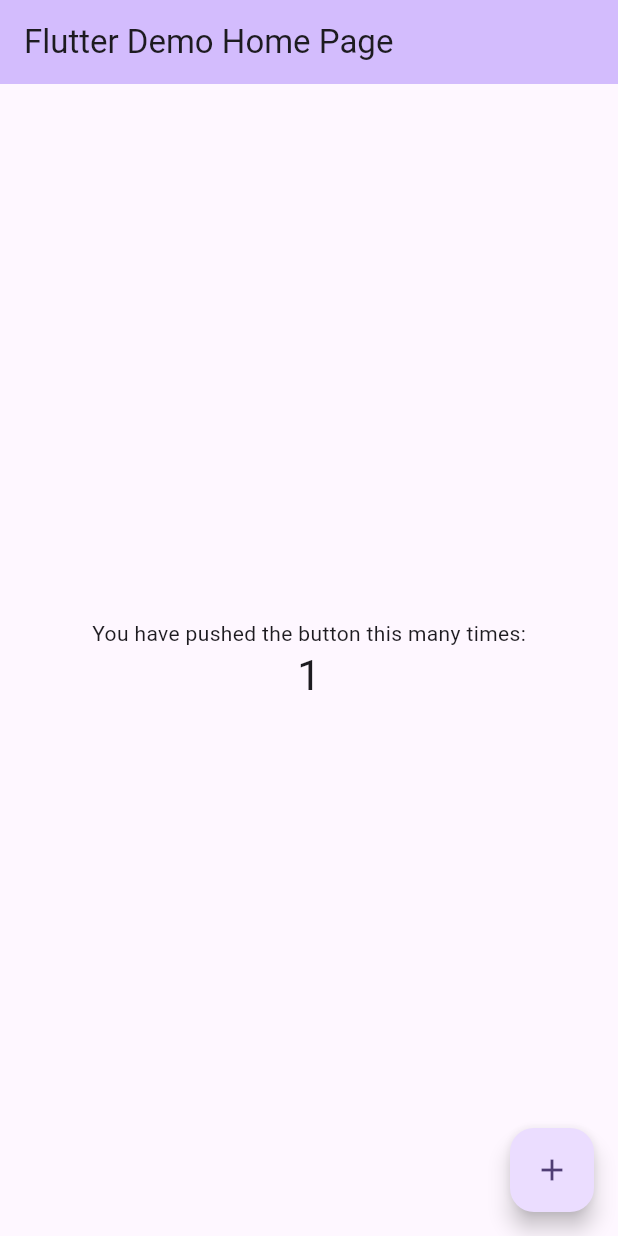
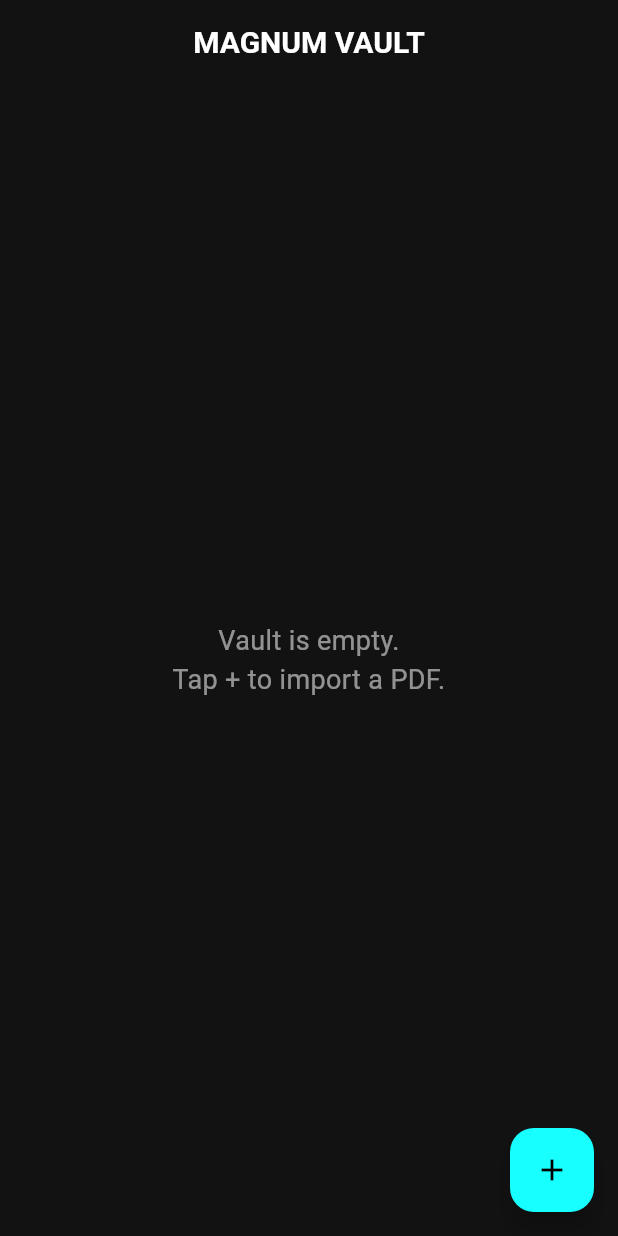
Before and after one commit to TreyKys/Magnum-Opus, a Flutter app: the screen it shows after launch, after a tap on the "add" icon, on a phone screen of 412 x 824 dp. Run offline on Flutter 3.47's test engine with Material 3 defaults, Android fonts, the phone set to English and light mode, and no system bars; our stand-ins replace file_picker, flutter_riverpod, sqflite; missing offline and left inert: syncfusion_flutter_pdf, syncfusion_flutter_pdfviewer; accounts and stored records are empty.

Commit message:
feat: Implement Magnum Opus V1 architecture
- Setup feature-based directory structure.
- Add sqlite database with `path_provider` to store offline local vault documents.
- Add file picker with pdf extraction to ingest documents.
- Implement Riverpod state management.
- Implement Dark Mode theme.
- Add UI dashboard to view saved PDFs, file sizes, and pages, and allow deletion.
- Add Syncfusion SfPdfViewer to render ingested PDFs headlessly.

Co-authored-by: TreyKys <214203803+TreyKys@users.noreply.github.com>

```diff
--- /dev/null
+++ b/lib/core/database/database_helper.dart
@@ -0,0 +1,70 @@
+import 'package:sqflite/sqflite.dart';
+import 'package:path/path.dart';
+import 'package:myapp/features/vault/models/document_model.dart';
+
+class DatabaseHelper {
+  static final DatabaseHelper instance = DatabaseHelper._init();
+  static Database? _database;
+
+  DatabaseHelper._init();
+
+  Future<Database> get database async {
+    if (_database != null) return _database!;
+    _database = await _initDB('magnum_vault.db');
+    return _database!;
+  }
+
+  Future<Database> _initDB(String filePath) async {
+    final dbPath = await getDatabasesPath();
+    final path = join(dbPath, filePath);
+
+    return await openDatabase(
+      path,
+      version: 1,
+      onCreate: _createDB,
+    );
+  }
+
+  Future _createDB(Database db, int version) async {
+    const idType = 'TEXT PRIMARY KEY';
+    const textType = 'TEXT NOT NULL';
+    const realType = 'REAL NOT NULL';
+    const integerType = 'INTEGER NOT NULL';
+
+    await db.execute('''
+CREATE TABLE documents (
+  id $idType,
+  title $textType,
+  file_path $textType,
+  file_size_mb $realType,
+  total_pages $integerType,
+  last_accessed $textType
+)
+''');
+  }
+
+  Future<void> insertDocument(DocumentModel document) async {
+    final db = await instance.database;
+    await db.insert('documents', document.toMap(), conflictAlgorithm: ConflictAlgorithm.replace);
+  }
+
+  Future<List<DocumentModel>> getAllDocuments() async {
+    final db = await instance.database;
+    final result = await db.query('documents', orderBy: 'last_accessed DESC');
+    return result.map((json) => DocumentModel.fromMap(json)).toList();
+  }
+
+  Future<void> deleteDocument(String id) async {
+    final db = await instance.database;
+    await db.delete(
+      'documents',
+      where: 'id = ?',
+      whereArgs: [id],
+    );
+  }
+
+  Future<void> close() async {
+    final db = await instance.database;
+    db.close();
+  }
+}
--- /dev/null
+++ b/lib/core/theme/app_theme.dart
@@ -0,0 +1,47 @@
+import 'package:flutter/material.dart';
+
+class AppTheme {
+  static const Color background = Color(0xFF121212);
+  static const Color accent = Colors.cyanAccent;
+  static const Color surface = Color(0xFF1E1E1E);
+
+  static ThemeData get darkTheme {
+    return ThemeData(
+      brightness: Brightness.dark,
+      scaffoldBackgroundColor: background,
+      primaryColor: background,
+      colorScheme: const ColorScheme.dark(
+        primary: background,
+        secondary: accent,
+        surface: surface,
+      ),
+      appBarTheme: const AppBarTheme(
+        backgroundColor: background,
+        elevation: 0,
+        centerTitle: true,
+        iconTheme: IconThemeData(color: Colors.white),
+        titleTextStyle: TextStyle(
+          color: Colors.white,
+          fontSize: 20,
+          fontWeight: FontWeight.bold,
+        ),
+      ),
+      floatingActionButtonTheme: const FloatingActionButtonThemeData(
+        backgroundColor: accent,
+        foregroundColor: Colors.black,
+      ),
+      cardTheme: CardThemeData(
+        color: surface,
+        elevation: 0,
+        shape: RoundedRectangleBorder(
+          borderRadius: BorderRadius.circular(12),
+        ),
+      ),
+      textTheme: const TextTheme(
+        titleLarge: TextStyle(color: Colors.white, fontWeight: FontWeight.bold),
+        bodyMedium: TextStyle(color: Colors.white70),
+        bodySmall: TextStyle(color: Colors.white54),
+      ),
+    );
+  }
+}
--- /dev/null
+++ b/lib/features/vault/presentation/vault_screen.dart
@@ -0,0 +1,87 @@
+import 'package:flutter/material.dart';
+import 'package:flutter_riverpod/flutter_riverpod.dart';
+import 'package:myapp/features/vault/providers/vault_provider.dart';
+import 'package:myapp/features/vault/presentation/pdf_viewer_screen.dart';
+
+class VaultScreen extends ConsumerWidget {
+  const VaultScreen({super.key});
+
+  @override
+  Widget build(BuildContext context, WidgetRef ref) {
+    final documents = ref.watch(vaultProvider);
+
+    return Scaffold(
+      appBar: AppBar(
+        title: const Text('MAGNUM VAULT'),
+      ),
+      body: documents.isEmpty
+          ? const Center(
+              child: Text(
+                'Vault is empty.\nTap + to import a PDF.',
+                textAlign: TextAlign.center,
+                style: TextStyle(fontSize: 18, color: Colors.white54),
+              ),
+            )
+          : ListView.builder(
+              padding: const EdgeInsets.all(16),
+              itemCount: documents.length,
+              itemBuilder: (context, index) {
+                final doc = documents[index];
+                return Padding(
+                  padding: const EdgeInsets.only(bottom: 12.0),
+                  child: Card(
+                    child: ListTile(
+                      contentPadding: const EdgeInsets.symmetric(horizontal: 16, vertical: 8),
+                      title: Text(
+                        doc.title,
+                        maxLines: 1,
+                        overflow: TextOverflow.ellipsis,
+                        style: Theme.of(context).textTheme.titleLarge?.copyWith(fontSize: 16),
+                      ),
+                      subtitle: Padding(
+                        padding: const EdgeInsets.only(top: 6.0),
+                        child: Row(
+                          children: [
+                            Text(
+                              '\${doc.fileSizeMb.toStringAsFixed(2)} MB',
+                              style: Theme.of(context).textTheme.bodySmall,
+                            ),
+                            const SizedBox(width: 12),
+                            Text(
+                              '\${doc.totalPages} Pages',
+                              style: Theme.of(context).textTheme.bodySmall,
+                            ),
+                          ],
+                        ),
+                      ),
+                      trailing: IconButton(
+                        icon: const Icon(Icons.delete_outline, color: Colors.redAccent),
+                        onPressed: () {
+                          ref.read(vaultProvider.notifier).deleteDocument(doc.id, doc.filePath);
+                        },
+                      ),
+                      onTap: () {
+                        Navigator.push(
+                          context,
+                          MaterialPageRoute(
+                            builder: (context) => PdfViewerScreen(
+                              filePath: doc.filePath,
+                              title: doc.title,
+                            ),
+                          ),
+                        );
+                      },
+                    ),
+                  ),
+                );
+              },
+            ),
+      floatingActionButton: FloatingActionButton(
+        onPressed: () {
+          ref.read(vaultProvider.notifier).ingestPdf();
+        },
+        child: const Icon(Icons.add),
+      ),
+    );
+  }
+}
--- /dev/null
+++ b/lib/features/vault/providers/vault_provider.dart
@@ -0,0 +1,99 @@
+import 'dart:io';
+import 'package:flutter_riverpod/flutter_riverpod.dart';
+import 'package:file_picker/file_picker.dart';
+import 'package:path_provider/path_provider.dart';
+import 'package:uuid/uuid.dart';
+import 'package:syncfusion_flutter_pdf/pdf.dart';
+import 'package:path/path.dart' as p;
+import 'package:myapp/core/database/database_helper.dart';
+import 'package:myapp/features/vault/models/document_model.dart';
+
+final vaultProvider = NotifierProvider<VaultNotifier, List<DocumentModel>>(() {
+  return VaultNotifier();
+});
+
+class VaultNotifier extends Notifier<List<DocumentModel>> {
+  @override
+  List<DocumentModel> build() {
+    _loadDocuments();
+    return [];
+  }
+
+  Future<void> _loadDocuments() async {
+    final docs = await DatabaseHelper.instance.getAllDocuments();
+    state = docs;
+  }
+
+  Future<void> ingestPdf() async {
+    try {
+      final result = await FilePicker.platform.pickFiles(
+        type: FileType.custom,
+        allowedExtensions: ['pdf'],
+      );
+
+      if (result != null && result.files.single.path != null) {
+        final originalFile = File(result.files.single.path!);
+
+        // Get app document directory
+        final appDir = await getApplicationDocumentsDirectory();
+        final fileName = p.basename(originalFile.path);
+
+        // Generate UUID
+        final id = const Uuid().v4();
+
+        // Copy to app's internal directory
+        // Append UUID to avoid file name collision
+        final newPath = p.join(appDir.path, '\$id-\$fileName');
+        final savedFile = await originalFile.copy(newPath);
+
+        // Extract metadata
+        final bytes = await savedFile.readAsBytes();
+        final fileSizeMb = bytes.lengthInBytes / (1024 * 1024);
+
+        // Headless page count extraction using Syncfusion
+        int totalPages = 0;
+        PdfDocument? document;
+        try {
+          document = PdfDocument(inputBytes: bytes);
+          totalPages = document.pages.count;
+        } catch (e) {
+          // Error extracting metadata
+        } finally {
+          document?.dispose();
+        }
+
+        final docModel = DocumentModel(
+          id: id,
+          title: fileName,
+          filePath: savedFile.path,
+          fileSizeMb: fileSizeMb,
+          totalPages: totalPages,
+          lastAccessed: DateTime.now(),
+        );
+
+        await DatabaseHelper.instance.insertDocument(docModel);
+        await _loadDocuments(); // Refresh state
+      }
+    } catch (e) {
+      // Error during ingestion
+    }
+  }
+
+  Future<void> deleteDocument(String id, String filePath) async {
+    try {
+      // Delete from SQLite
+      await DatabaseHelper.instance.deleteDocument(id);
+
+      // Delete the actual file
+      final file = File(filePath);
+      if (await file.exists()) {
+        await file.delete();
+      }
+
+      // Refresh state
+      await _loadDocuments();
+    } catch (e) {
+      // Error deleting document
+    }
+  }
+}
--- a/lib/main.dart
+++ b/lib/main.dart
@@ -1,122 +1,27 @@
 import 'package:flutter/material.dart';
+import 'package:flutter_riverpod/flutter_riverpod.dart';
+import 'package:myapp/core/theme/app_theme.dart';
+import 'package:myapp/features/vault/presentation/vault_screen.dart';
 
 void main() {
-  runApp(const MyApp());
+  WidgetsFlutterBinding.ensureInitialized();
+  runApp(
+    const ProviderScope(
+      child: MyApp(),
+    ),
+  );
 }
 
 class MyApp extends StatelessWidget {
   const MyApp({super.key});
 
-  // This widget is the root of your application.
   @override
   Widget build(BuildContext context) {
     return MaterialApp(
-      title: 'Flutter Demo',
-      theme: ThemeData(
-        // This is the theme of your application.
-        //
-        // TRY THIS: Try running your application with "flutter run". You'll see
-        // the application has a purple toolbar. Then, without quitting the app,
-        // try changing the seedColor in the colorScheme below to Colors.green
-        // and then invoke "hot reload" (save your changes or press the "hot
-        // reload" button in a Flutter-supported IDE, or press "r" if you used
-        // the command line to start the app).
-        //
-        // Notice that the counter didn't reset back to zero; the application
-        // state is not lost during the reload. To reset the state, use hot
-        // restart instead.
-        //
-        // This works for code too, not just values: Most code changes can be
-        // tested with just a hot reload.
-        colorScheme: ColorScheme.fromSeed(seedColor: Colors.deepPurple),
-      ),
-      home: const MyHomePage(title: 'Flutter Demo Home Page'),
+      title: 'Magnum Opus',
+      theme: AppTheme.darkTheme,
+      home: const VaultScreen(),
+      debugShowCheckedModeBanner: false,
     );
   }
 }
-
-class MyHomePage extends StatefulWidget {
-  const MyHomePage({super.key, required this.title});
-
-  // This widget is the home page of your application. It is stateful, meaning
-  // that it has a State object (defined below) that contains fields that affect
-  // how it looks.
-
-  // This class is the configuration for the state. It holds the values (in this
-  // case the title) provided by the parent (in this case the App widget) and
-  // used by the build method of the State. Fields in a Widget subclass are
-  // always marked "final".
-
-  final String title;
-
-  @override
-  State<MyHomePage> createState() => _MyHomePageState();
-}
-
-class _MyHomePageState extends State<MyHomePage> {
-  int _counter = 0;
-
-  void _incrementCounter() {
-    setState(() {
-      // This call to setState tells the Flutter framework that something has
-      // changed in this State, which causes it to rerun the build method below
-      // so that the display can reflect the updated values. If we changed
-      // _counter without calling setState(), then the build method would not be
-      // called again, and so nothing would appear to happen.
-      _counter++;
-    });
-  }
-
-  @override
-  Widget build(BuildContext context) {
-    // This method is rerun every time setState is called, for instance as done
-    // by the _incrementCounter method above.
-    //
-    // The Flutter framework has been optimized to make rerunning build methods
-    // fast, so that you can just rebuild anything that needs updating rather
-    // than having to individually change instances of widgets.
-    return Scaffold(
-      appBar: AppBar(
-        // TRY THIS: Try changing the color here to a specific color (to
-        // Colors.amber, perhaps?) and trigger a hot reload to see the AppBar
-        // change color while the other colors stay the same.
-        backgroundColor: Theme.of(context).colorScheme.inversePrimary,
-        // Here we take the value from the MyHomePage object that was created by
-        // the App.build method, and use it to set our appbar title.
-        title: Text(widget.title),
-      ),
-      body: Center(
-        // Center is a layout widget. It takes a single child and positions it
-        // in the middle of the parent.
-        child: Column(
-          // Column is also a layout widget. It takes a list of children and
-          // arranges them vertically. By default, it sizes itself to fit its
-          // children horizontally, and tries to be as tall as its parent.
-          //
-          // Column has various properties to control how it sizes itself and
-          // how it positions its children. Here we use mainAxisAlignment to
-          // center the children vertically; the main axis here is the vertical
-          // axis because Columns are vertical (the cross axis would be
-          // horizontal).
-          //
-          // TRY THIS: Invoke "debug painting" (choose the "Toggle Debug Paint"
-          // action in the IDE, or press "p" in the console), to see the
-          // wireframe for each widget.
-          mainAxisAlignment: MainAxisAlignment.center,
-          children: <Widget>[
-            const Text('You have pushed the button this many times:'),
-            Text(
-              '$_counter',
-              style: Theme.of(context).textTheme.headlineMedium,
-            ),
-          ],
-        ),
-      ),
-      floatingActionButton: FloatingActionButton(
-        onPressed: _incrementCounter,
-        tooltip: 'Increment',
-        child: const Icon(Icons.add),
-      ), // This trailing comma makes auto-formatting nicer for build methods.
-    );
-  }
-}
--- a/pubspec.yaml
+++ b/pubspec.yaml
@@ -39,6 +39,10 @@ dependencies:
   sqflite: ^2.4.2
   path_provider: ^2.1.5
   flutter_riverpod: ^3.2.1
+  uuid: ^4.5.3
+  syncfusion_flutter_pdf: ^32.2.8
+  intl: ^0.20.2
+  path: ^1.9.1
 
 dev_dependencies:
   flutter_test:
```
Also changed, not shown: lib/features/vault/models/document_model.dart (added, +57 -0 lines), lib/features/vault/presentation/pdf_viewer_screen.dart (added, +37 -0 lines), pubspec.lock.
